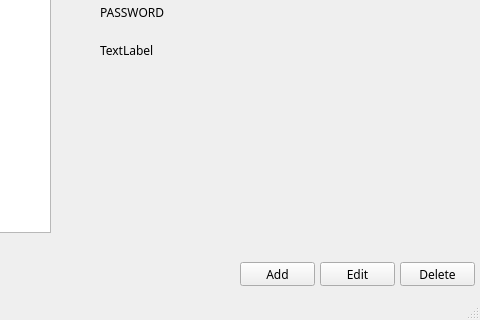
This is passwordmanager.ui in pkuszn/PasswordManagerQT as Qt 5 draws it before an edit; both pictures show x 320 to 800 and y 280 to 600 of the 800 by 600 pixel window. The edited form follows.
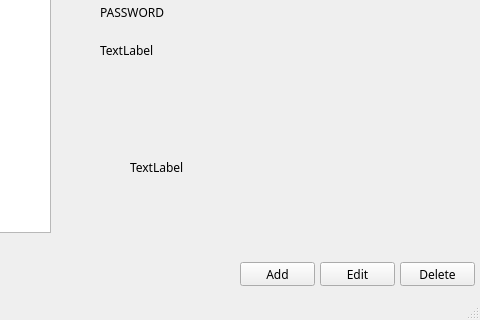
This is the edited form.

Commit message: connected dialog to main window

What changed in the file:
```diff
--- a/passwordmanager.ui
+++ b/passwordmanager.ui
@@ -177,6 +177,19 @@
      <string>PASSWORD</string>
     </property>
    </widget>
+   <widget class="QLabel" name="label_8">
+    <property name="geometry">
+     <rect>
+      <x>450</x>
+      <y>370</y>
+      <width>291</width>
+      <height>111</height>
+     </rect>
+    </property>
+    <property name="text">
+     <string>TextLabel</string>
+    </property>
+   </widget>
   </widget>
   <widget class="QMenuBar" name="menubar">
    <property name="geometry">
```
The commit also changes 3 other files.
